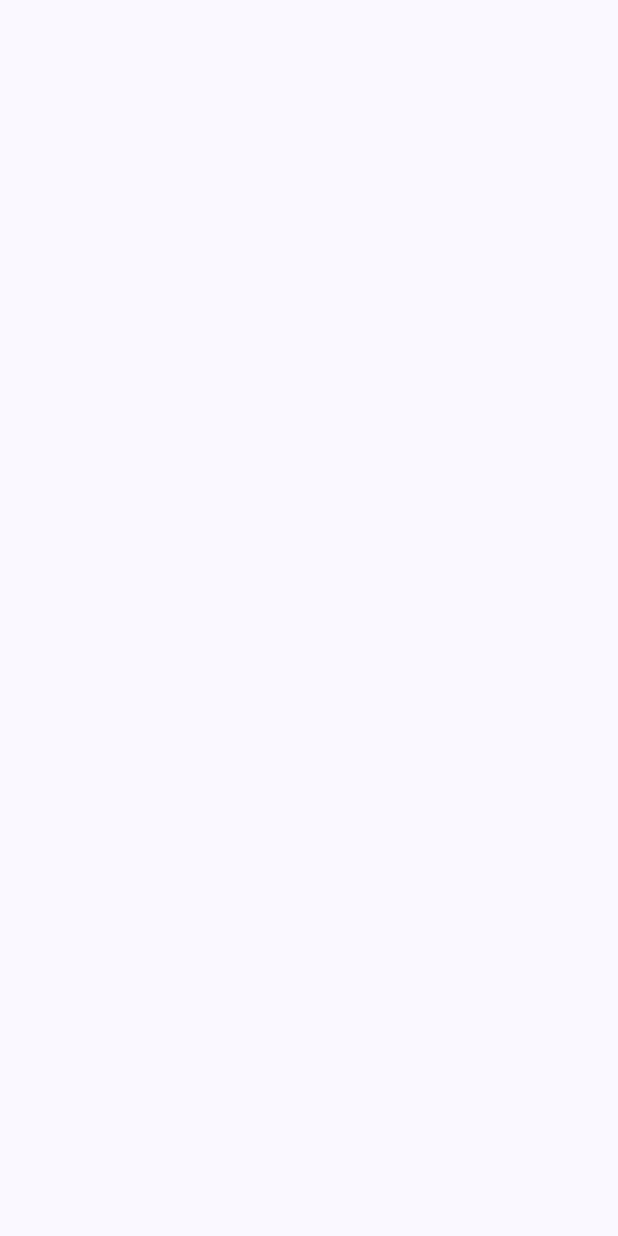
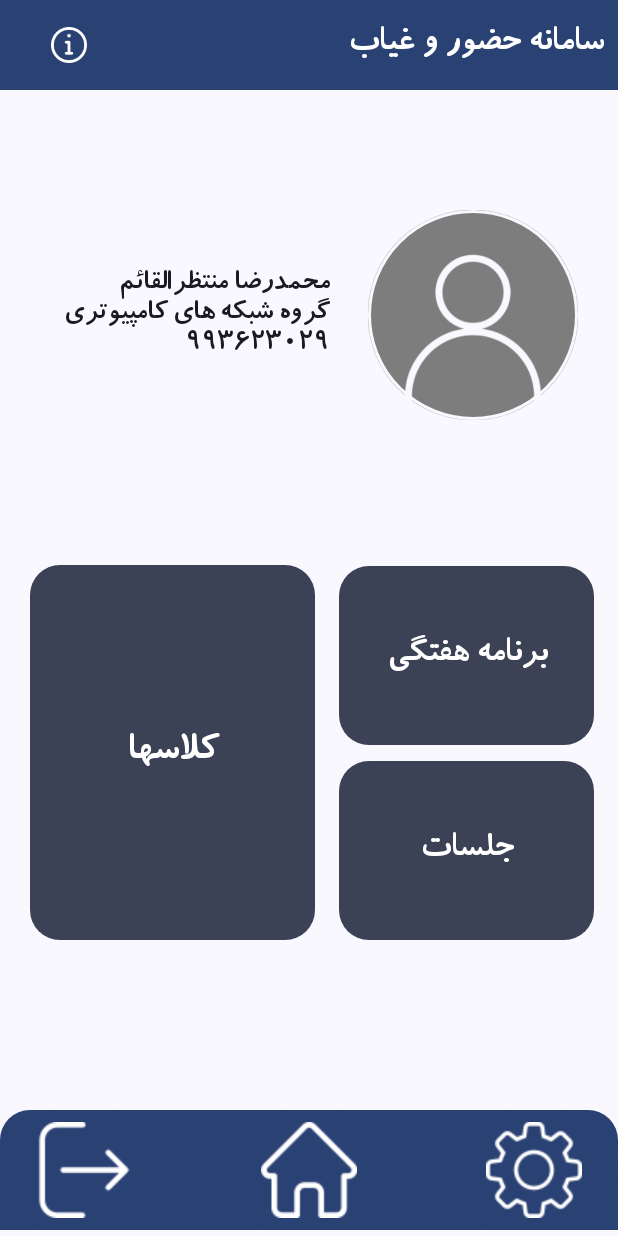
Before and after one commit to android-project-UI/android, an Android app built with Jetpack Compose: the screen it shows after launch (MainActivity), on a phone screen of 412 x 824 dp. Before the commit the screen is empty. Run offline under Robolectric (Android 15) with nearby library versions, the phone set to English and light mode, and no system bars.

Commit message:
Add Navigation and animated welcom page

```diff
--- a/app/build.gradle.kts
+++ b/app/build.gradle.kts
@@ -50,7 +50,6 @@ android {
 }
 
 dependencies {
-
     implementation(libs.androidx.core.ktx)
     implementation(libs.androidx.lifecycle.runtime.ktx)
     implementation(libs.androidx.activity.compose)
@@ -59,6 +58,8 @@ dependencies {
     implementation(libs.androidx.ui.graphics)
     implementation(libs.androidx.ui.tooling.preview)
     implementation(libs.androidx.material3)
+    implementation(libs.androidx.navigation.compose)
+
     testImplementation(libs.junit)
     androidTestImplementation(libs.androidx.junit)
     androidTestImplementation(libs.androidx.espresso.core)
--- a/app/src/main/java/com/example/ui_presence_absence/MainActivity.kt
+++ b/app/src/main/java/com/example/ui_presence_absence/MainActivity.kt
@@ -1,16 +1,45 @@
 package com.example.ui_presence_absence
 
 import android.os.Bundle
+import android.os.CountDownTimer
 import androidx.activity.ComponentActivity
 import androidx.activity.compose.setContent
 import androidx.compose.foundation.layout.fillMaxSize
 import androidx.compose.material3.MaterialTheme
 import androidx.compose.material3.Surface
+import androidx.compose.runtime.Composable
+import androidx.compose.runtime.getValue
+import androidx.compose.runtime.mutableStateOf
+import androidx.compose.runtime.remember
+import androidx.compose.runtime.setValue
 import androidx.compose.ui.Modifier
+import androidx.navigation.NavHostController
+import androidx.navigation.compose.NavHost
+import androidx.navigation.compose.composable
+import androidx.navigation.compose.rememberNavController
+import com.example.ui_presence_absence.Pages.EditPage
+import com.example.ui_presence_absence.Pages.MainPage
 import com.example.ui_presence_absence.Pages.ShowClass
 import com.example.ui_presence_absence.Pages.ShowListOfClasses
 import com.example.ui_presence_absence.Pages.history
+import com.example.ui_presence_absence.Pages.Participation
+import com.example.ui_presence_absence.Pages.Setting
+import com.example.ui_presence_absence.Pages.hozorGhiab
+import com.example.ui_presence_absence.Pages.Welcome
 import com.example.ui_presence_absence.ui.theme.Ui_presence_absenceTheme
+
+
+sealed class Destination(val route: String) {
+    object MainPage : Destination("MainPage")
+    object ListOfClasses : Destination("ListOfClasses")
+    object EachClass : Destination("Class")
+    object EditPage : Destination("EditPage")
+    object History : Destination("History")
+    object HozorGhiab : Destination("HozorGhiab")
+    object Participation : Destination("Participation")
+    object Setting : Destination("Setting")
+    object Welcome : Destination("Welcome")
+}
 
 class MainActivity : ComponentActivity() {
     override fun onCreate(savedInstanceState: Bundle?) {
@@ -22,11 +51,37 @@ class MainActivity : ComponentActivity() {
                     modifier = Modifier.fillMaxSize(),
                     color = MaterialTheme.colorScheme.background
                 ) {
-                    // MainPage()
-//                    ShowListOfClasses()
-//                    ShowClass()
+
+                /*    object : CountDownTimer(5000, 1000) {
+                        override fun onTick(millisUntilFinished: Long) {}
+                        override fun onFinish() {
+                            showWelcomePage = false
+                        }
+                    }.start()
+                    if (showWelcomePage) {
+                        Welcome()
+                    }*/
+                    val navController = rememberNavController()
+                    NavigationAppHost(navController = navController)
                 }
             }
         }
     }
 }
+
+@Composable
+fun NavigationAppHost(navController: NavHostController) {
+    NavHost(navController = navController,
+        startDestination = Destination.Welcome.route,
+        ) {
+        composable(Destination.Welcome.route) { Welcome(navController) }
+        composable(Destination.MainPage.route) { MainPage(navController) }
+        composable(Destination.Participation.route) { Participation(navController) }
+        composable(Destination.EachClass.route) { ShowClass(navController) }
+        composable(Destination.History.route) { history(navController) }
+        composable(Destination.EditPage.route) { EditPage(navController) }
+        composable(Destination.HozorGhiab.route) { hozorGhiab(navController) }
+        composable(Destination.ListOfClasses.route) { ShowListOfClasses(navController) }
+        composable(Destination.Setting.route) { Setting(navController) }
+    }
+}
--- a/app/src/main/java/com/example/ui_presence_absence/Pages/Main page.kt
+++ b/app/src/main/java/com/example/ui_presence_absence/Pages/Main page.kt
@@ -28,39 +28,49 @@ import androidx.compose.ui.text.style.TextAlign
 import androidx.compose.ui.tooling.preview.Preview
 import androidx.compose.ui.unit.dp
 import androidx.compose.ui.unit.sp
+import androidx.navigation.NavController
+import com.example.ui_presence_absence.Destination
+import com.example.ui_presence_absence.MainActivity
 import com.example.ui_presence_absence.R
 
 @Preview
 @Composable
-fun MainPage(){
+fun MainPage(navController: NavController) {
     val proffessorName = "محمدرضا منتظرالقائم"
     val groupName = "گروه شبکه های کامپیوتری"
     val profId = "993623029"
 
     val screenWidth = 420
-    val screenHeight =  740
+    val screenHeight = 740
     val font = Font(R.font.koodak)
 
 
-    Column(modifier = Modifier
+    Column(
+        modifier = Modifier
             .width(screenWidth.dp)
-        .height(screenHeight.dp)) {
+            .height(screenHeight.dp)
+    ) {
 
 
         // Header implementation
-        Row(modifier = Modifier
+        Row(
+            modifier = Modifier
                 .width(screenWidth.dp)
                 .height(60.dp)
                 .background(MaterialTheme.colorScheme.primary)
                 .padding(10.dp),
             horizontalArrangement = Arrangement.SpaceBetween,
             verticalAlignment = Alignment.CenterVertically,
-            ){
+        ) {
 
 
-            Button(onClick = { /*TODO*/ },
-                colors = ButtonDefaults.buttonColors(containerColor = MaterialTheme.colorScheme.primary,
-                                                     contentColor = Color(0xFFFFFFFFF))) {
+            Button(
+                onClick = { /*TODO*/ },
+                colors = ButtonDefaults.buttonColors(
+                    containerColor = MaterialTheme.colorScheme.primary,
+                    contentColor = Color(0xFFFFFFFFF)
+                )
+            ) {
 
                 val infoIconRes = painterResource(id = R.drawable.info)
                 Image(painter = infoIconRes, contentDescription = "")
@@ -68,141 +78,189 @@ fun MainPage(){
             }
 
             // Header title
-            Text(text = "سامانه حضور و غیاب",
-                style = TextStyle(fontSize = 25.sp,
+            Text(
+                text = "سامانه حضور و غیاب",
+                style = TextStyle(
+                    fontSize = 25.sp,
                     fontFamily = FontFamily(font),
                     fontWeight = FontWeight(400),
                     color = Color(0xFFFFFFFF),
-                                textAlign = TextAlign.Right))
+                    textAlign = TextAlign.Right
+                )
+            )
         }
 
 
         // body initialization
-        Row(modifier = Modifier.width(screenWidth.dp)
-                                .height(300.dp))
+        Row(
+            modifier = Modifier
+                .width(screenWidth.dp)
+                .height(300.dp)
+        )
         {
 
-            Column(modifier = Modifier
+            Column(
+                modifier = Modifier
                     .width(220.dp)
                     .height(300.dp)
                     .background(MaterialTheme.colorScheme.background),
                 verticalArrangement = Arrangement.Center,
-                horizontalAlignment = Alignment.End) {
+                horizontalAlignment = Alignment.End
+            ) {
 
-                Text(text = proffessorName,
-                    style = TextStyle(fontSize = 20.sp,
+                Text(
+                    text = proffessorName,
+                    style = TextStyle(
+                        fontSize = 20.sp,
                         fontFamily = FontFamily(font),
                         fontWeight = FontWeight(400),
                         color = MaterialTheme.colorScheme.onBackground,
-                                        textAlign = TextAlign.Right,))
+                        textAlign = TextAlign.Right,
+                    )
+                )
 
 
-                Text(text = groupName,
-                    style = TextStyle(fontSize = 20.sp,
+                Text(
+                    text = groupName,
+                    style = TextStyle(
+                        fontSize = 20.sp,
                         fontFamily = FontFamily(font),
                         fontWeight = FontWeight(400),
                         color = MaterialTheme.colorScheme.onBackground,
-                                        textAlign = TextAlign.Right))
+                        textAlign = TextAlign.Right
+                    )
+                )
 
 
-                Text(text = profId,
-                    style = TextStyle( fontSize = 20.sp,
+                Text(
+                    text = profId,
+                    style = TextStyle(
+                        fontSize = 20.sp,
                         fontFamily = FontFamily(font),
                         fontWeight = FontWeight(400),
                         color = MaterialTheme.colorScheme.onBackground,
-                                        textAlign = TextAlign.Right,))
+                        textAlign = TextAlign.Right,
+                    )
+                )
 
 
             }
 
-            Column(modifier = Modifier
+            Column(
+                modifier = Modifier
                     .width(190.dp)
                     .height(300.dp)
                     .background(MaterialTheme.colorScheme.background)
                     .padding(5.dp),
                 verticalArrangement = Arrangement.Center,
-                horizontalAlignment = Alignment.CenterHorizontally) {
+                horizontalAlignment = Alignment.CenterHorizontally
+            ) {
 
                 val imageRes = painterResource(id = R.drawable.user)
-                Image(painter = imageRes, contentDescription = "",
+                Image(
+                    painter = imageRes, contentDescription = "",
                     modifier = Modifier
                         .width(140.dp)
                         .height(140.dp)
-                        .border(2.dp, MaterialTheme.colorScheme.background, CircleShape))
+                        .border(2.dp, MaterialTheme.colorScheme.background, CircleShape)
+                )
 
             }
         }
 
-        Row(modifier = Modifier
+        Row(
+            modifier = Modifier
                 .width(420.dp)
                 .height(380.dp)
                 .background(MaterialTheme.colorScheme.background),
         ) {
 
-            Column(modifier = Modifier
+            Column(
+                modifier = Modifier
                     .width(210.dp)
                     .height(283.5.dp)
                     .background(MaterialTheme.colorScheme.background),
                 verticalArrangement = Arrangement.Center,
-                horizontalAlignment = Alignment.End) {
+                horizontalAlignment = Alignment.End
+            ) {
 
-                Button(onClick = { /*TODO*/ },
+                Button(
+                    onClick = { navController.navigate(Destination.ListOfClasses.route) },
                     modifier = Modifier
                         .width(190.dp)
                         .height(250.dp),
                     shape = RoundedCornerShape(20.dp),
-                    colors = ButtonDefaults.buttonColors(containerColor = MaterialTheme.colorScheme.secondary,
-                        contentColor = MaterialTheme.colorScheme.onSecondary)
+                    colors = ButtonDefaults.buttonColors(
+                        containerColor = MaterialTheme.colorScheme.secondary,
+                        contentColor = MaterialTheme.colorScheme.onSecondary
+                    )
                 ) {
-                    Text(text = "کلاسها", style = TextStyle(
+                    Text(
+                        text = "کلاسها", style = TextStyle(
                             fontSize = 28.sp,
                             fontFamily = FontFamily(font),
                             fontWeight = FontWeight(400),
                             color = MaterialTheme.colorScheme.onSecondary,
-                                                textAlign = TextAlign.Center))
+                            textAlign = TextAlign.Center
+                        )
+                    )
                 }
 
             }
 
-            Column(modifier = Modifier
+            Column(
+                modifier = Modifier
                     .width(210.dp)
                     .height(283.5.dp)
                     .background(MaterialTheme.colorScheme.background),
                 verticalArrangement = Arrangement.Center,
-                horizontalAlignment = Alignment.CenterHorizontally) {
+                horizontalAlignment = Alignment.CenterHorizontally
+            ) {
 
-                Button(onClick = { /*TODO*/ },
+                Button(
+                    onClick = { /*TODO*/ },
                     modifier = Modifier
                         .width(170.dp)
                         .height(130.dp)
                         .padding(horizontal = 0.dp, vertical = 5.dp),
                     shape = RoundedCornerShape(20.dp),
-                    colors = ButtonDefaults.buttonColors(containerColor = MaterialTheme.colorScheme.secondary,
-                        contentColor = MaterialTheme.colorScheme.onSecondary)
+                    colors = ButtonDefaults.buttonColors(
+                        containerColor = MaterialTheme.colorScheme.secondary,
+                        contentColor = MaterialTheme.colorScheme.onSecondary
+                    )
                 ) {
-                    Text(text = "برنامه هفتگی", style = TextStyle(
+                    Text(
+                        text = "برنامه هفتگی", style = TextStyle(
                             fontSize = 25.sp,
                             fontFamily = FontFamily(font),
                             fontWeight = FontWeight(400),
                             color = MaterialTheme.colorScheme.onSecondary,
-                                                textAlign = TextAlign.Center))
+                            textAlign = TextAlign.Center
+                        )
+                    )
                 }
 
-                Button(onClick = { /*TODO*/ },
+                Button(
+                    onClick = { /*TODO*/ },
                     modifier = Modifier
                         .width(170.dp)
                         .height(130.dp)
                         .padding(horizontal = 0.dp, vertical = 5.dp),
                     shape = RoundedCornerShape(20.dp),
-                    colors = ButtonDefaults.buttonColors(containerColor = MaterialTheme.colorScheme.secondary,
-                                                         contentColor = MaterialTheme.colorScheme.onSecondary)
+                    colors = ButtonDefaults.buttonColors(
+                        containerColor = MaterialTheme.colorScheme.secondary,
+                        contentColor = MaterialTheme.colorScheme.onSecondary
+                    )
                 ) {
-                    Text(text = "جلسات", style = TextStyle(
+                    Text(
+                        text = "جلسات", style = TextStyle(
                             fontSize = 25.sp,
                             fontFamily = FontFamily(font),
                             fontWeight = FontWeight(400),
                             color = MaterialTheme.colorScheme.onSecondary,
-                                                textAlign = TextAlign.Center))
+                            textAlign = TextAlign.Center
+                        )
+                    )
                 }
 
             }
@@ -210,7 +268,8 @@ fun MainPage(){
 
 
         // Footer initialization
-        Row(modifier = Modifier
+        Row(
+            modifier = Modifier
                 .width(screenWidth.dp)
                 .height(80.dp)
                 .background(
@@ -220,19 +279,24 @@ fun MainPage(){
                     )
                 ),
             horizontalArrangement = Arrangement.SpaceBetween,
-            verticalAlignment = Alignment.CenterVertically) {
+            verticalAlignment = Alignment.CenterVertically
+        ) {
 
-            Button(onClick = { /*TODO*/ }) {
+            Button(onClick = {
+                val activity: MainActivity = MainActivity()
+                activity.finish()
+                System.exit(0)
+            }) {
                 val exitRes = painterResource(id = R.drawable.exit)
                 Image(painter = exitRes, contentDescription = "")
             }
 
-            Button(onClick = { /*TODO*/ }) {
+            Button(onClick = { navController.navigate(Destination.MainPage.route) }) {
                 val homeRes = painterResource(id = R.drawable.home)
                 Image(painter = homeRes, contentDescription = "")
             }
 
-            Button(onClick = { /*TODO*/ }) {
+            Button(onClick = { navController.navigate(Destination.Setting.route) }) {
                 val settingsRes = painterResource(id = R.drawable.settings)
                 Image(painter = settingsRes, contentDescription = "")
             }
--- a/app/src/main/java/com/example/ui_presence_absence/Pages/welcome.kt
+++ b/app/src/main/java/com/example/ui_presence_absence/Pages/Welcome.kt
@@ -1,6 +1,8 @@
 package com.example.ui_presence_absence.Pages
 
 
+import android.view.animation.OvershootInterpolator
+import androidx.compose.animation.core.tween
 import androidx.compose.foundation.layout.Arrangement
 import androidx.compose.foundation.layout.Column
 import androidx.compose.foundation.layout.Row
@@ -8,8 +10,11 @@ import androidx.compose.foundation.layout.height
 import androidx.compose.foundation.layout.width
 import androidx.compose.material3.Text
 import androidx.compose.runtime.Composable
+import androidx.compose.runtime.LaunchedEffect
+import androidx.compose.runtime.remember
 import androidx.compose.ui.Alignment
 import androidx.compose.ui.Modifier
+import androidx.compose.ui.draw.scale
 import androidx.compose.ui.graphics.Color
 import androidx.compose.ui.text.TextStyle
 import androidx.compose.ui.text.font.Font
@@ -19,11 +24,14 @@ import androidx.compose.ui.text.style.TextAlign
 import androidx.compose.ui.tooling.preview.Preview
 import androidx.compose.ui.unit.dp
 import androidx.compose.ui.unit.sp
+import androidx.navigation.NavController
+import com.example.ui_presence_absence.Destination
 import com.example.ui_presence_absence.R
+import kotlinx.coroutines.delay
 
 @Preview
 @Composable
-fun welcome(){
+fun Welcome(navController: NavController){
 
     val screenWidth = 420
     val screenHeight =  740
@@ -42,6 +50,24 @@ fun welcome(){
         "993623037" to "علی همدانی",
         "993623041" to "نیما حسینی")
 
+    val scale = remember {
+        androidx.compose.animation.core.Animatable(0f)
+    }
+
+    // AnimationEffect
+    LaunchedEffect(key1 = true) {
+        scale.animateTo(
+            targetValue = 0.7f,
+            animationSpec = tween(
+                durationMillis = 800,
+                easing = {
+                    OvershootInterpolator(4f).getInterpolation(it)
+                })
+        )
+        delay(1500L)
+        navController.navigate(Destination.MainPage.route)
+    }
+
 
     Column(modifier = Modifier
         .width(screenWidth.dp)
@@ -50,23 +76,17 @@ fun welcome(){
 
 
 
-        Row(modifier = Modifier.width(screenWidth.dp).height(screenHeight.dp),
+        Row(modifier = Modifier.width(screenWidth.dp).height(screenHeight.dp).scale(scale.value),
             horizontalArrangement = Arrangement.Center,
             verticalAlignment = Alignment.CenterVertically) {
 
             Text(text = "سامانه حضور و غیاب",
-                style = TextStyle(fontSize = 40.sp,
+                style = TextStyle(fontSize = 50.sp,
                     fontFamily = FontFamily(font),
                     fontWeight = FontWeight(400),
                     color = Color(0xFF141E46),
                     textAlign = TextAlign.Center))
 
         }
-
-        Row {
-
-        }
-
-
     }
 }
--- a/gradle/libs.versions.toml
+++ b/gradle/libs.versions.toml
@@ -8,6 +8,7 @@ espressoCore = "3.5.1"
 lifecycleRuntimeKtx = "2.6.1"
 activityCompose = "1.7.0"
 composeBom = "2023.08.00"
+navigationCompose = "2.7.7"
 
 [libraries]
 androidx-core-ktx = { group = "androidx.core", name = "core-ktx", version.ref = "coreKtx" }
@@ -24,6 +25,7 @@ androidx-ui-tooling-preview = { group = "androidx.compose.ui", name = "ui-toolin
 androidx-ui-test-manifest = { group = "androidx.compose.ui", name = "ui-test-manifest" }
 androidx-ui-test-junit4 = { group = "androidx.compose.ui", name = "ui-test-junit4" }
 androidx-material3 = { group = "androidx.compose.material3", name = "material3" }
+androidx-navigation-compose = { group = "androidx.navigation", name = "navigation-compose", version.ref = "navigationCompose" }
 
 [plugins]
 androidApplication = { id = "com.android.application", version.ref = "agp" }
```
Also changed, not shown: app/src/main/java/com/example/ui_presence_absence/Pages/Class.kt (+16 -8 lines), app/src/main/java/com/example/ui_presence_absence/Pages/EditPage.kt (renamed from app/src/main/java/com/example/ui_presence_absence/EditPage.kt, +5 -8 lines), app/src/main/java/com/example/ui_presence_absence/Pages/History.kt (+64 -31 lines), app/src/main/java/com/example/ui_presence_absence/Pages/HozorGhiab.kt (renamed from app/src/main/java/com/example/ui_presence_absence/Pages/participation.kt, +81 -57 lines), app/src/main/java/com/example/ui_presence_absence/Pages/ListOfClasses page.kt (+18 -7 lines), app/src/main/java/com/example/ui_presence_absence/Pages/Participation.kt (renamed from app/src/main/java/com/example/ui_presence_absence/Pages/hozor ghiab.kt, +82 -52 lines), app/src/main/java/com/example/ui_presence_absence/Pages/Setting.kt (renamed from app/src/main/java/com/example/ui_presence_absence/Setting.kt, +14 -15 lines). Lines whose indentation alone changed are shown as unchanged.
